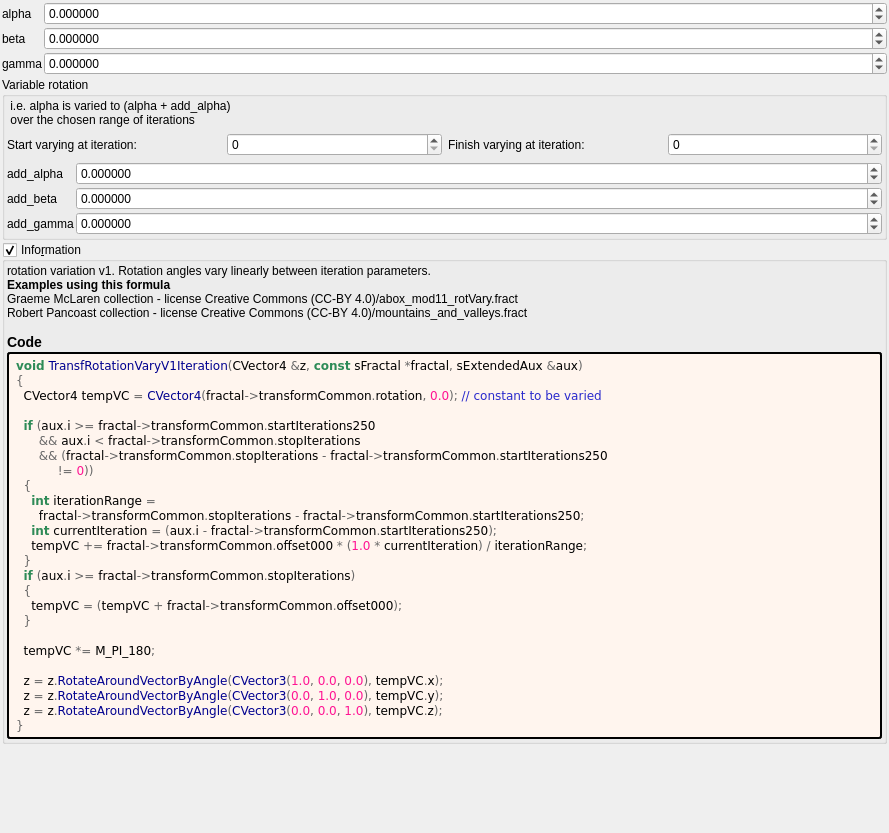
Old version of the form mandelbulber2/formula/ui/transf_rotation_vary_v1.ui in the repository buddhi1980/mandelbulber2.
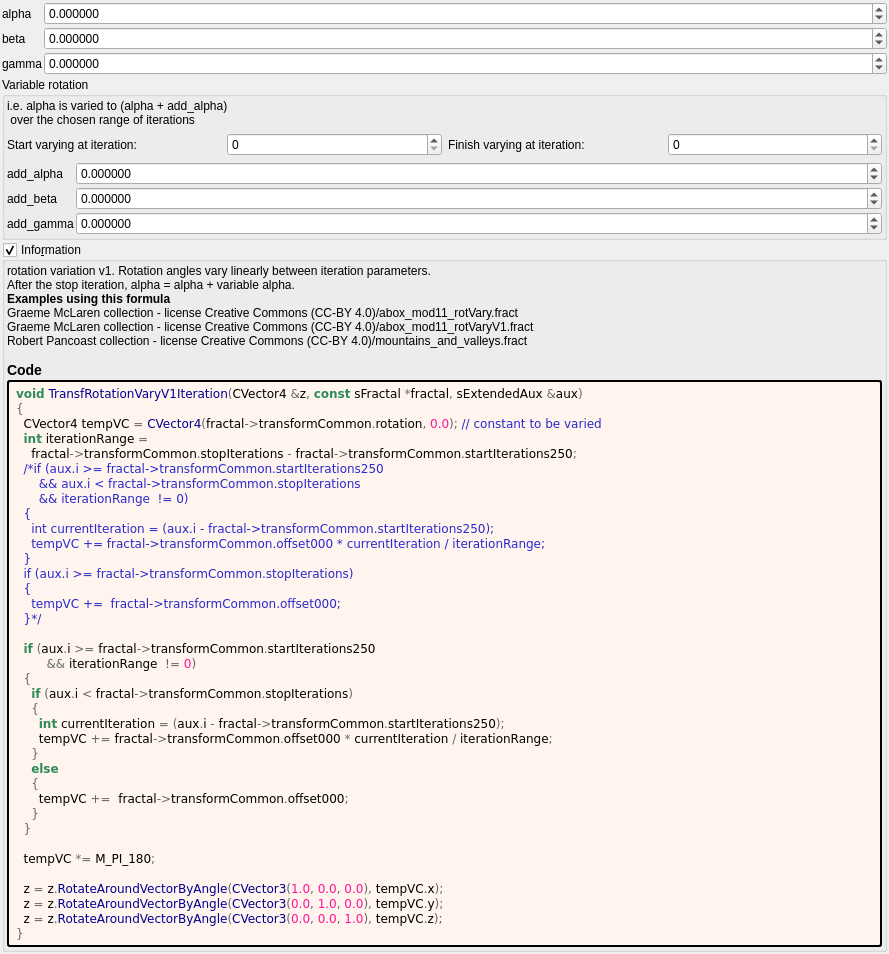
New version of the form. Custom widgets are drawn as their Qt base class.

What changed in the file:
```diff
--- a/mandelbulber2/formula/ui/transf_rotation_vary_v1.ui
+++ b/mandelbulber2/formula/ui/transf_rotation_vary_v1.ui
@@ -162,7 +162,7 @@
       <item>
        <widget class="QLabel" name="label_168">
         <property name="text">
-         <string notr="true"> i.e. alpha is varied to (alpha + add_alpha)
+         <string notr="true">i.e. alpha is varied to (alpha + add_alpha)
  over the chosen range of iterations</string>
         </property>
        </widget>
@@ -362,9 +362,9 @@
       <item>
        <widget class="QLabel" name="label_information_general">
         <property name="text">
-         <string notr="true">&lt;p&gt;rotation variation v1. Rotation angles vary linearly between iteration parameters.&lt;/p&gt;&lt;table&gt;
+         <string notr="true">&lt;p&gt;rotation variation v1. Rotation angles vary linearly between iteration parameters.&lt;br&gt;After the stop iteration, alpha = alpha + variable alpha.&lt;/p&gt;&lt;table&gt;
 &lt;/table&gt;
-&lt;br&gt;&lt;b&gt;Examples using this formula&lt;/b&gt;&lt;br&gt;Graeme McLaren  collection - license Creative Commons  (CC-BY 4.0)/abox_mod11_rotVary.fract&lt;br&gt;Robert Pancoast collection - license Creative Commons (CC-BY 4.0)/mountains_and_valleys.fract&lt;h3&gt;Code&lt;/h3&gt;</string>
+&lt;br&gt;&lt;b&gt;Examples using this formula&lt;/b&gt;&lt;br&gt;Graeme McLaren  collection - license Creative Commons  (CC-BY 4.0)/abox_mod11_rotVary.fract&lt;br&gt;Graeme McLaren  collection - license Creative Commons  (CC-BY 4.0)/abox_mod11_rotVaryV1.fract&lt;br&gt;Robert Pancoast collection - license Creative Commons (CC-BY 4.0)/mountains_and_valleys.fract&lt;h3&gt;Code&lt;/h3&gt;</string>
         </property>
         <property name="wordWrap">
          <bool>true</bool>
@@ -387,20 +387,32 @@
 &lt;pre style=&quot;color:#000000; background-color:#fff5ee;  font-family:'Courier New',monospace;&quot;&gt;&lt;span style=&quot;color:#2e8b57; font-weight:bold&quot;&gt;void&lt;/span&gt; &lt;span style=&quot;color:#00008f&quot;&gt;TransfRotationVaryV1Iteration&lt;/span&gt;&lt;span style=&quot;color:#676767&quot;&gt;(&lt;/span&gt;CVector4 &lt;span style=&quot;color:#676767&quot;&gt;&amp;amp;&lt;/span&gt;z&lt;span style=&quot;color:#676767&quot;&gt;,&lt;/span&gt; &lt;span style=&quot;color:#2e8b57; font-weight:bold&quot;&gt;const&lt;/span&gt; sFractal &lt;span style=&quot;color:#676767&quot;&gt;*&lt;/span&gt;fractal&lt;span style=&quot;color:#676767&quot;&gt;,&lt;/span&gt; sExtendedAux &lt;span style=&quot;color:#676767&quot;&gt;&amp;amp;&lt;/span&gt;aux&lt;span style=&quot;color:#676767&quot;&gt;)&lt;/span&gt;
 &lt;span style=&quot;color:#676767&quot;&gt;{&lt;/span&gt;
   CVector4 tempVC &lt;span style=&quot;color:#676767&quot;&gt;=&lt;/span&gt; &lt;span style=&quot;color:#00008f&quot;&gt;CVector4&lt;/span&gt;&lt;span style=&quot;color:#676767&quot;&gt;(&lt;/span&gt;fractal&lt;span style=&quot;color:#676767&quot;&gt;-&amp;gt;&lt;/span&gt;transformCommon&lt;span style=&quot;color:#676767&quot;&gt;.&lt;/span&gt;rotation&lt;span style=&quot;color:#676767&quot;&gt;,&lt;/span&gt; &lt;span style=&quot;color:#ff1493&quot;&gt;0.0&lt;/span&gt;&lt;span style=&quot;color:#676767&quot;&gt;);&lt;/span&gt; &lt;span style=&quot;color:#2929cc&quot;&gt;// constant to be varied&lt;/span&gt;
+  &lt;span style=&quot;color:#2e8b57; font-weight:bold&quot;&gt;int&lt;/span&gt; iterationRange &lt;span style=&quot;color:#676767&quot;&gt;=&lt;/span&gt;
+    fractal&lt;span style=&quot;color:#676767&quot;&gt;-&amp;gt;&lt;/span&gt;transformCommon&lt;span style=&quot;color:#676767&quot;&gt;.&lt;/span&gt;stopIterations &lt;span style=&quot;color:#676767&quot;&gt;-&lt;/span&gt; fractal&lt;span style=&quot;color:#676767&quot;&gt;-&amp;gt;&lt;/span&gt;transformCommon&lt;span style=&quot;color:#676767&quot;&gt;.&lt;/span&gt;startIterations250&lt;span style=&quot;color:#676767&quot;&gt;;&lt;/span&gt;
+  &lt;span style=&quot;color:#2929cc&quot;&gt;/*if (aux.i &amp;gt;= fractal-&amp;gt;transformCommon.startIterations250&lt;/span&gt;
+&lt;span style=&quot;color:#2929cc&quot;&gt;      &amp;amp;&amp;amp; aux.i &amp;lt; fractal-&amp;gt;transformCommon.stopIterations&lt;/span&gt;
+&lt;span style=&quot;color:#2929cc&quot;&gt;      &amp;amp;&amp;amp; iterationRange  != 0)&lt;/span&gt;
+&lt;span style=&quot;color:#2929cc&quot;&gt;  {&lt;/span&gt;
+&lt;span style=&quot;color:#2929cc&quot;&gt;    int currentIteration = (aux.i - fractal-&amp;gt;transformCommon.startIterations250);&lt;/span&gt;
+&lt;span style=&quot;color:#2929cc&quot;&gt;    tempVC += fractal-&amp;gt;transformCommon.offset000 * currentIteration / iterationRange;&lt;/span&gt;
+&lt;span style=&quot;color:#2929cc&quot;&gt;  }&lt;/span&gt;
+&lt;span style=&quot;color:#2929cc&quot;&gt;  if (aux.i &amp;gt;= fractal-&amp;gt;transformCommon.stopIterations)&lt;/span&gt;
+&lt;span style=&quot;color:#2929cc&quot;&gt;  {&lt;/span&gt;
+&lt;span style=&quot;color:#2929cc&quot;&gt;    tempVC +=  fractal-&amp;gt;transformCommon.offset000;&lt;/span&gt;
+&lt;span style=&quot;color:#2929cc&quot;&gt;  }*/&lt;/span&gt;
 
   &lt;span style=&quot;color:#2e8b57; font-weight:bold&quot;&gt;if&lt;/span&gt; &lt;span style=&quot;color:#676767&quot;&gt;(&lt;/span&gt;aux&lt;span style=&quot;color:#676767&quot;&gt;.&lt;/span&gt;i &lt;span style=&quot;color:#676767&quot;&gt;&amp;gt;=&lt;/span&gt; fractal&lt;span style=&quot;color:#676767&quot;&gt;-&amp;gt;&lt;/span&gt;transformCommon&lt;span style=&quot;color:#676767&quot;&gt;.&lt;/span&gt;startIterations250
-      &lt;span style=&quot;color:#676767&quot;&gt;&amp;amp;&amp;amp;&lt;/span&gt; aux&lt;span style=&quot;color:#676767&quot;&gt;.&lt;/span&gt;i &lt;span style=&quot;color:#676767&quot;&gt;&amp;lt;&lt;/span&gt; fractal&lt;span style=&quot;color:#676767&quot;&gt;-&amp;gt;&lt;/span&gt;transformCommon&lt;span style=&quot;color:#676767&quot;&gt;.&lt;/span&gt;stopIterations
-      &lt;span style=&quot;color:#676767&quot;&gt;&amp;amp;&amp;amp; (&lt;/span&gt;fractal&lt;span style=&quot;color:#676767&quot;&gt;-&amp;gt;&lt;/span&gt;transformCommon&lt;span style=&quot;color:#676767&quot;&gt;.&lt;/span&gt;stopIterations &lt;span style=&quot;color:#676767&quot;&gt;-&lt;/span&gt; fractal&lt;span style=&quot;color:#676767&quot;&gt;-&amp;gt;&lt;/span&gt;transformCommon&lt;span style=&quot;color:#676767&quot;&gt;.&lt;/span&gt;startIterations250
-           &lt;span style=&quot;color:#676767&quot;&gt;!=&lt;/span&gt; &lt;span style=&quot;color:#ff1493&quot;&gt;0&lt;/span&gt;&lt;span style=&quot;color:#676767&quot;&gt;))&lt;/span&gt;
+        &lt;span style=&quot;color:#676767&quot;&gt;&amp;amp;&amp;amp;&lt;/span&gt; iterationRange  &lt;span style=&quot;color:#676767&quot;&gt;!=&lt;/span&gt; &lt;span style=&quot;color:#ff1493&quot;&gt;0&lt;/span&gt;&lt;span style=&quot;color:#676767&quot;&gt;)&lt;/span&gt;
   &lt;span style=&quot;color:#676767&quot;&gt;{&lt;/span&gt;
-    &lt;span style=&quot;color:#2e8b57; font-weight:bold&quot;&gt;int&lt;/span&gt; iterationRange &lt;span style=&quot;color:#676767&quot;&gt;=&lt;/span&gt;
-      fractal&lt;span style=&quot;color:#676767&quot;&gt;-&amp;gt;&lt;/span&gt;transformCommon&lt;span style=&quot;color:#676767&quot;&gt;.&lt;/span&gt;stopIterations &lt;span style=&quot;color:#676767&quot;&gt;-&lt;/span&gt; fractal&lt;span style=&quot;color:#676767&quot;&gt;-&amp;gt;&lt;/span&gt;transformCommon&lt;span style=&quot;color:#676767&quot;&gt;.&lt;/span&gt;startIterations250&lt;span style=&quot;color:#676767&quot;&gt;;&lt;/span&gt;
-    &lt;span style=&quot;color:#2e8b57; font-weight:bold&quot;&gt;int&lt;/span&gt; currentIteration &lt;span style=&quot;color:#676767&quot;&gt;= (&lt;/span&gt;aux&lt;span style=&quot;color:#676767&quot;&gt;.&lt;/span&gt;i &lt;span style=&quot;color:#676767&quot;&gt;-&lt;/span&gt; fractal&lt;span style=&quot;color:#676767&quot;&gt;-&amp;gt;&lt;/span&gt;transformCommon&lt;span style=&quot;color:#676767&quot;&gt;.&lt;/span&gt;startIterations250&lt;span style=&quot;color:#676767&quot;&gt;);&lt;/span&gt;
-    tempVC &lt;span style=&quot;color:#676767&quot;&gt;+=&lt;/span&gt; fractal&lt;span style=&quot;color:#676767&quot;&gt;-&amp;gt;&lt;/span&gt;transformCommon&lt;span style=&quot;color:#676767&quot;&gt;.&lt;/span&gt;offset000 &lt;span style=&quot;color:#676767&quot;&gt;* (&lt;/span&gt;&lt;span style=&quot;color:#ff1493&quot;&gt;1.0&lt;/span&gt; &lt;span style=&quot;color:#676767&quot;&gt;*&lt;/span&gt; currentIteration&lt;span style=&quot;color:#676767&quot;&gt;) /&lt;/span&gt; iterationRange&lt;span style=&quot;color:#676767&quot;&gt;;&lt;/span&gt;
-  &lt;span style=&quot;color:#676767&quot;&gt;}&lt;/span&gt;
-  &lt;span style=&quot;color:#2e8b57; font-weight:bold&quot;&gt;if&lt;/span&gt; &lt;span style=&quot;color:#676767&quot;&gt;(&lt;/span&gt;aux&lt;span style=&quot;color:#676767&quot;&gt;.&lt;/span&gt;i &lt;span style=&quot;color:#676767&quot;&gt;&amp;gt;=&lt;/span&gt; fractal&lt;span style=&quot;color:#676767&quot;&gt;-&amp;gt;&lt;/span&gt;transformCommon&lt;span style=&quot;color:#676767&quot;&gt;.&lt;/span&gt;stopIterations&lt;span style=&quot;color:#676767&quot;&gt;)&lt;/span&gt;
-  &lt;span style=&quot;color:#676767&quot;&gt;{&lt;/span&gt;
-    tempVC &lt;span style=&quot;color:#676767&quot;&gt;= (&lt;/span&gt;tempVC &lt;span style=&quot;color:#676767&quot;&gt;+&lt;/span&gt; fractal&lt;span style=&quot;color:#676767&quot;&gt;-&amp;gt;&lt;/span&gt;transformCommon&lt;span style=&quot;color:#676767&quot;&gt;.&lt;/span&gt;offset000&lt;span style=&quot;color:#676767&quot;&gt;);&lt;/span&gt;
+    &lt;span style=&quot;color:#2e8b57; font-weight:bold&quot;&gt;if&lt;/span&gt; &lt;span style=&quot;color:#676767&quot;&gt;(&lt;/span&gt;aux&lt;span style=&quot;color:#676767&quot;&gt;.&lt;/span&gt;i &lt;span style=&quot;color:#676767&quot;&gt;&amp;lt;&lt;/span&gt; fractal&lt;span style=&quot;color:#676767&quot;&gt;-&amp;gt;&lt;/span&gt;transformCommon&lt;span style=&quot;color:#676767&quot;&gt;.&lt;/span&gt;stopIterations&lt;span style=&quot;color:#676767&quot;&gt;)&lt;/span&gt;
+    &lt;span style=&quot;color:#676767&quot;&gt;{&lt;/span&gt;
+      &lt;span style=&quot;color:#2e8b57; font-weight:bold&quot;&gt;int&lt;/span&gt; currentIteration &lt;span style=&quot;color:#676767&quot;&gt;= (&lt;/span&gt;aux&lt;span style=&quot;color:#676767&quot;&gt;.&lt;/span&gt;i &lt;span style=&quot;color:#676767&quot;&gt;-&lt;/span&gt; fractal&lt;span style=&quot;color:#676767&quot;&gt;-&amp;gt;&lt;/span&gt;transformCommon&lt;span style=&quot;color:#676767&quot;&gt;.&lt;/span&gt;startIterations250&lt;span style=&quot;color:#676767&quot;&gt;);&lt;/span&gt;
+      tempVC &lt;span style=&quot;color:#676767&quot;&gt;+=&lt;/span&gt; fractal&lt;span style=&quot;color:#676767&quot;&gt;-&amp;gt;&lt;/span&gt;transformCommon&lt;span style=&quot;color:#676767&quot;&gt;.&lt;/span&gt;offset000 &lt;span style=&quot;color:#676767&quot;&gt;*&lt;/span&gt; currentIteration &lt;span style=&quot;color:#676767&quot;&gt;/&lt;/span&gt; iterationRange&lt;span style=&quot;color:#676767&quot;&gt;;&lt;/span&gt;
+    &lt;span style=&quot;color:#676767&quot;&gt;}&lt;/span&gt;
+    &lt;span style=&quot;color:#2e8b57; font-weight:bold&quot;&gt;else&lt;/span&gt;
+    &lt;span style=&quot;color:#676767&quot;&gt;{&lt;/span&gt;
+      tempVC &lt;span style=&quot;color:#676767&quot;&gt;+=&lt;/span&gt;  fractal&lt;span style=&quot;color:#676767&quot;&gt;-&amp;gt;&lt;/span&gt;transformCommon&lt;span style=&quot;color:#676767&quot;&gt;.&lt;/span&gt;offset000&lt;span style=&quot;color:#676767&quot;&gt;;&lt;/span&gt;
+    &lt;span style=&quot;color:#676767&quot;&gt;}&lt;/span&gt;
   &lt;span style=&quot;color:#676767&quot;&gt;}&lt;/span&gt;
 
   tempVC &lt;span style=&quot;color:#676767&quot;&gt;*=&lt;/span&gt; M_PI_180&lt;span style=&quot;color:#676767&quot;&gt;;&lt;/span&gt;
```
Left out of the diff: 2 changed lines with no effect on the pictures.
